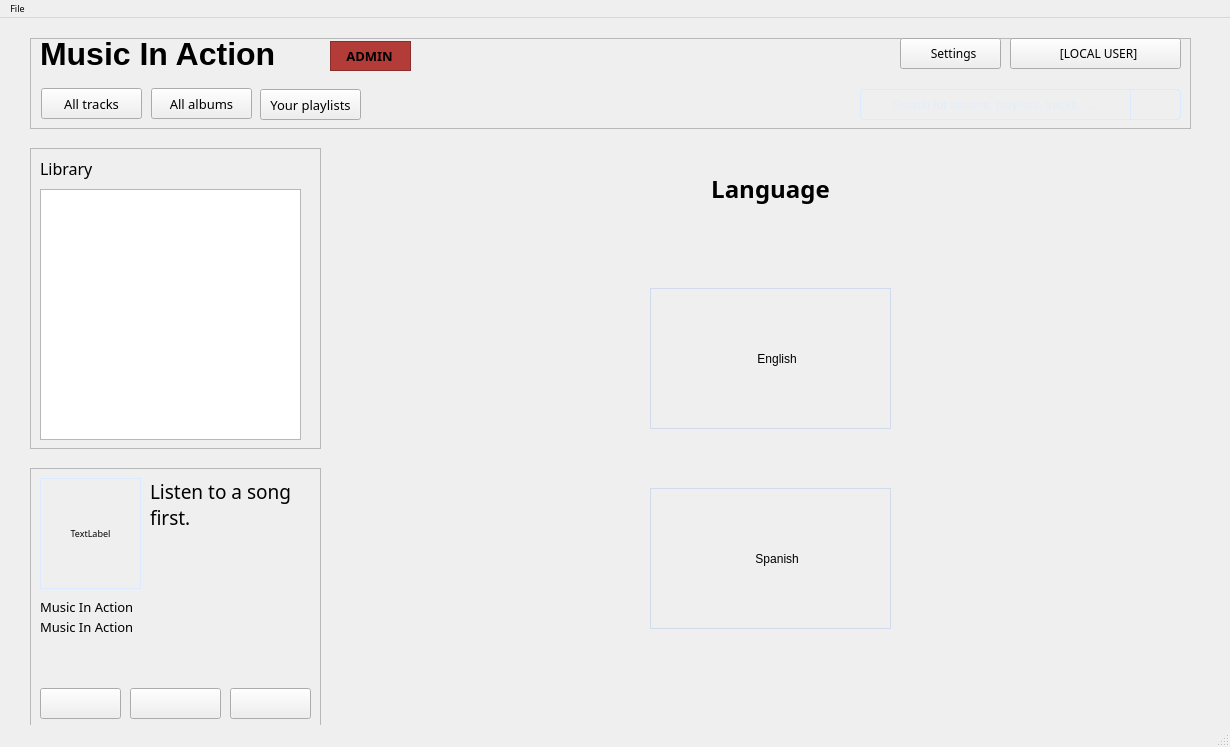
Old version of the form mainwindow.ui in the repository AlexDev404/GUIFinalProject.
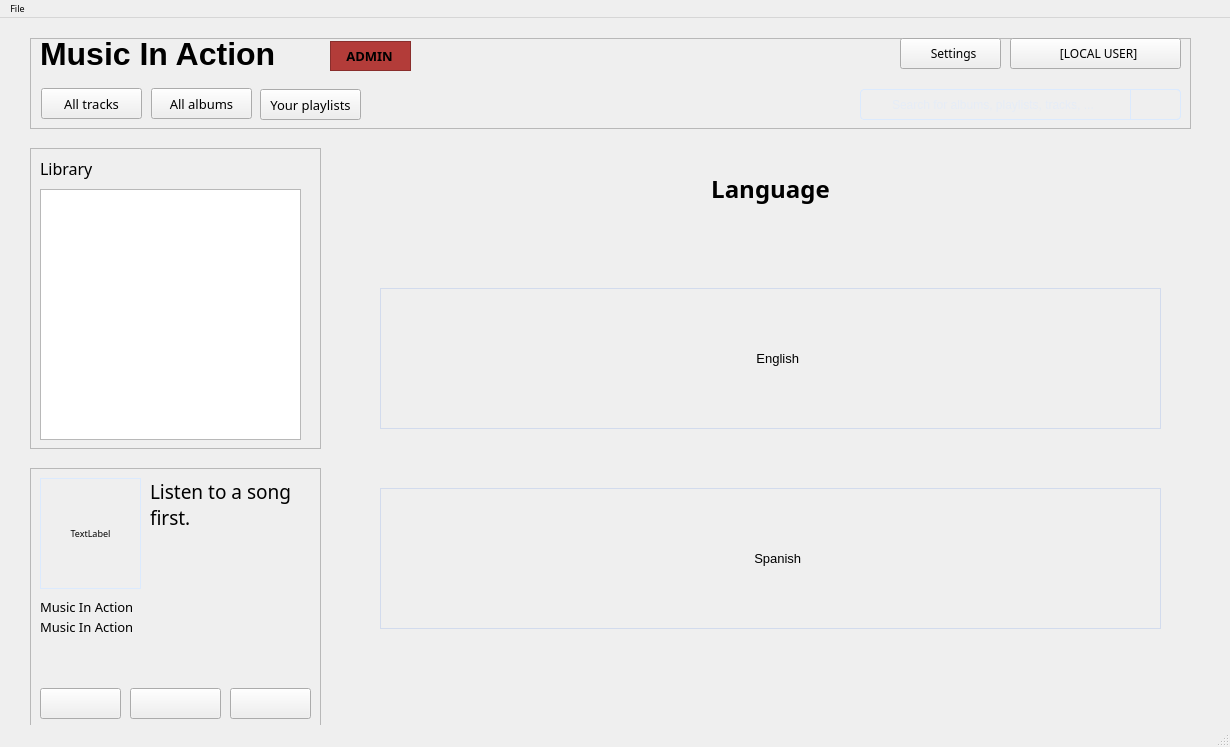
New version of the form. The open tabs and pages were chosen to show the change. Icons and pictures are not drawn.

Commit message: Finish application

```diff
--- a/mainwindow.ui
+++ b/mainwindow.ui
@@ -1589,12 +1589,17 @@
      <widget class="QPushButton" name="englishButton">
       <property name="geometry">
        <rect>
-        <x>300</x>
+        <x>30</x>
         <y>140</y>
-        <width>241</width>
+        <width>781</width>
         <height>141</height>
        </rect>
       </property>
+      <property name="font">
+       <font>
+        <pointsize>10</pointsize>
+       </font>
+      </property>
       <property name="text">
        <string>    English</string>
       </property>
@@ -1602,12 +1607,17 @@
      <widget class="QPushButton" name="spanishButton">
       <property name="geometry">
        <rect>
-        <x>300</x>
+        <x>30</x>
         <y>340</y>
-        <width>241</width>
+        <width>781</width>
         <height>141</height>
        </rect>
       </property>
+      <property name="font">
+       <font>
+        <pointsize>10</pointsize>
+       </font>
+      </property>
       <property name="text">
        <string>    Spanish</string>
       </property>
```
Left out of the diff: 2 changed lines with no effect on the pictures. The commit also changes 1 other file.
